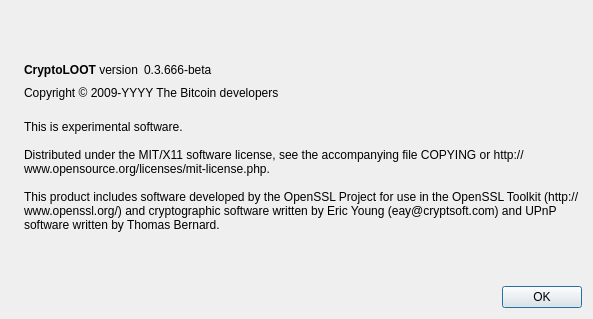
Qt form src/qt/forms/aboutdialog.ui (CryptoLOOT/loot-master) before a commit.
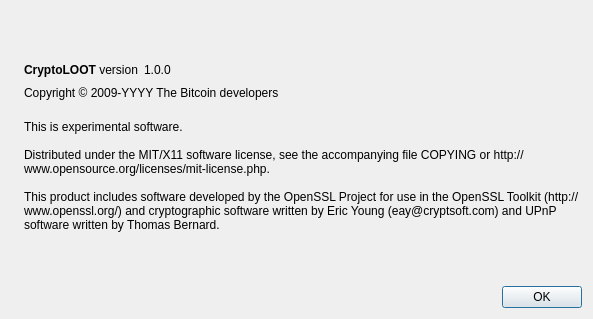
The same form after that commit. Icons and pictures are not drawn.

The edit to the form file:
```diff
--- a/src/qt/forms/aboutdialog.ui
+++ b/src/qt/forms/aboutdialog.ui
@@ -63,7 +63,7 @@
           <cursorShape>IBeamCursor</cursorShape>
          </property>
          <property name="text">
-          <string notr="true">0.3.666-beta</string>
+          <string notr="true">1.0.0</string>
          </property>
          <property name="textInteractionFlags">
           <set>Qt::LinksAccessibleByMouse|Qt::TextSelectableByKeyboard|Qt::TextSelectableByMouse</set>
```
